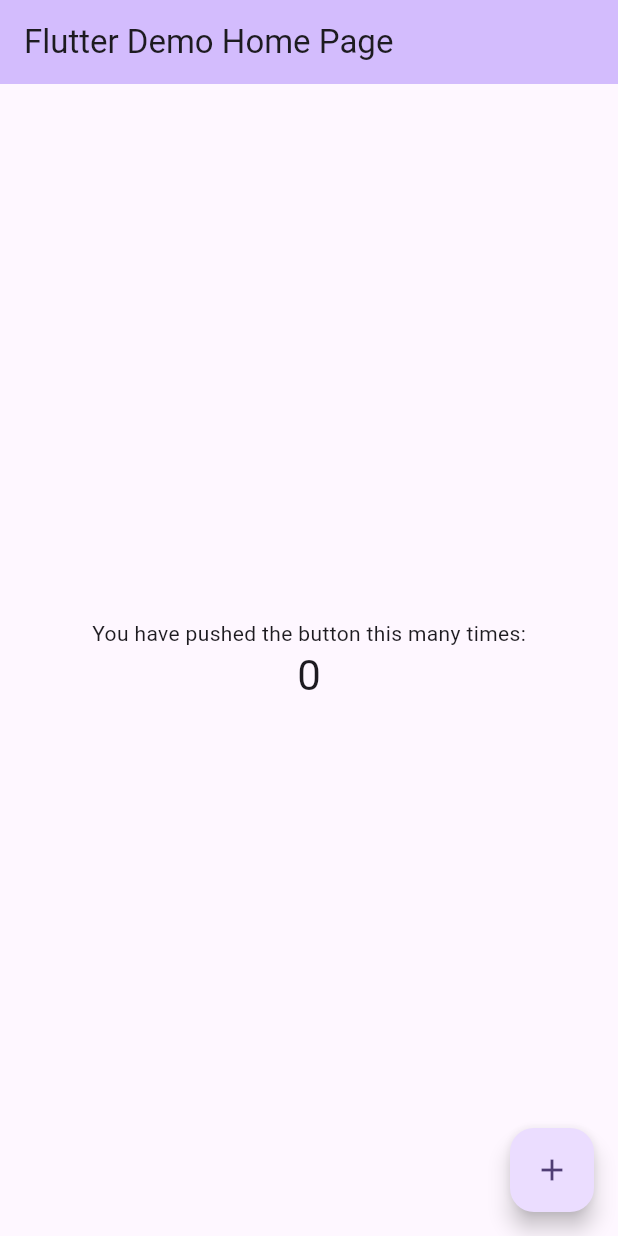
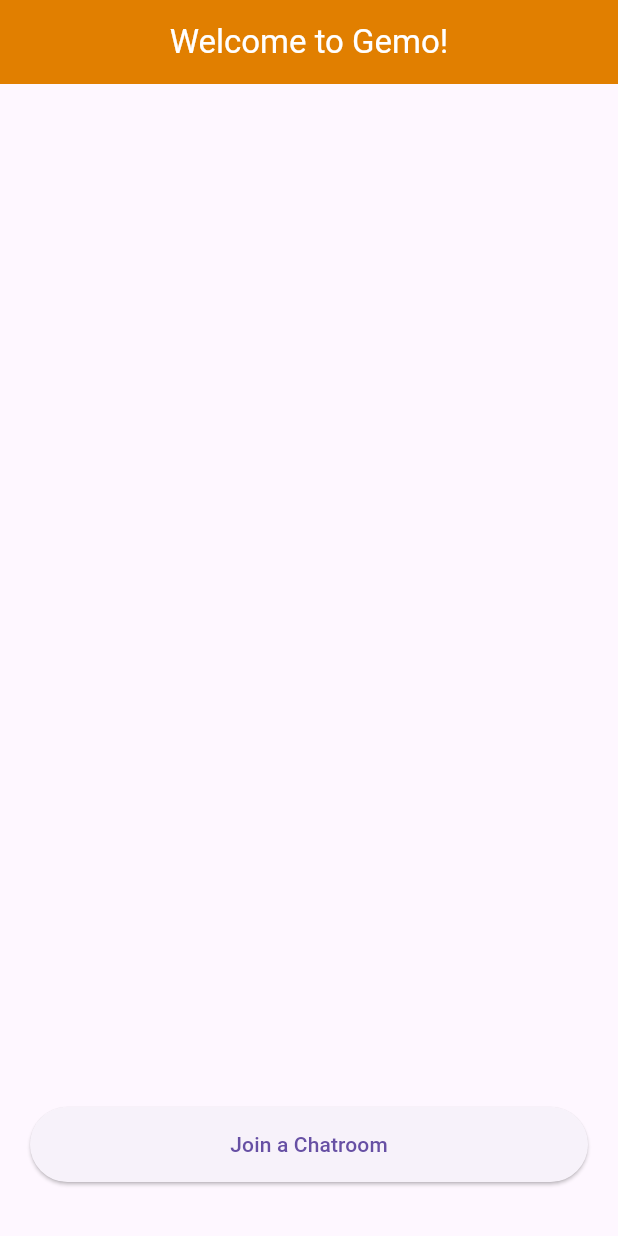
Before and after one commit to ParkerWilliams1/gemo, a Flutter app: the screen it shows after launch, on a phone screen of 412 x 824 dp. Run offline on Flutter 3.47's test engine with Material 3 defaults, Android fonts, the phone set to English and light mode, and no system bars.

Commit message:
Richard files

```diff
--- /dev/null
+++ b/lib/home_screen.dart
@@ -0,0 +1,32 @@
+import 'package:flutter/material.dart';
+import 'package:gemo/chatroom_screen.dart';
+
+class HomeScreen extends StatelessWidget {
+  static const routeName = '/home';
+  const HomeScreen({super.key});
+
+  @override
+  Widget build(BuildContext context) {
+    return Scaffold(
+      appBar: AppBar(
+        title: const Text('Welcome to Gemo!'),
+        centerTitle: true,
+        foregroundColor: const Color.fromARGB(255, 255, 255, 255),
+        backgroundColor: const Color.fromARGB(255, 225, 127, 0),
+      ),
+      floatingActionButtonLocation: FloatingActionButtonLocation.centerFloat,
+      floatingActionButton: Container(
+        height: 50,
+        margin: const EdgeInsets.all(20),
+        child: ElevatedButton(
+          onPressed: () {
+            Navigator.pushNamed(context, ChatroomScreen.routeName);
+          },
+          child: const Center(
+            child: Text('Join a Chatroom'),
+          ),
+        ),
+      ),
+    );
+  }
+}
--- a/lib/main.dart
+++ b/lib/main.dart
@@ -1,125 +1,31 @@
+// Richards Edited main.dart file
 import 'package:flutter/material.dart';
+import 'welcome_screen.dart';
+import 'home_screen.dart';
+import 'chatroom_screen.dart';
 
-void main() {
+Future<void> main() async {
+  WidgetsFlutterBinding.ensureInitialized();
   runApp(const MyApp());
 }
 
 class MyApp extends StatelessWidget {
   const MyApp({super.key});
 
-  // This widget is the root of your application.
   @override
   Widget build(BuildContext context) {
     return MaterialApp(
-      title: 'Flutter Demo',
+      title: 'Gemo',
       theme: ThemeData(
-        // This is the theme of your application.
-        //
-        // TRY THIS: Try running your application with "flutter run". You'll see
-        // the application has a purple toolbar. Then, without quitting the app,
-        // try changing the seedColor in the colorScheme below to Colors.green
-        // and then invoke "hot reload" (save your changes or press the "hot
-        // reload" button in a Flutter-supported IDE, or press "r" if you used
-        // the command line to start the app).
-        //
-        // Notice that the counter didn't reset back to zero; the application
-        // state is not lost during the reload. To reset the state, use hot
-        // restart instead.
-        //
-        // This works for code too, not just values: Most code changes can be
-        // tested with just a hot reload.
-        colorScheme: ColorScheme.fromSeed(seedColor: Colors.deepPurple),
-        useMaterial3: true,
+        primarySwatch: Colors.orange,
       ),
-      home: const MyHomePage(title: 'Flutter Demo Home Page'),
+      debugShowCheckedModeBanner: false,
+      initialRoute: WelcomeScreen.routeName,
+      routes: {
+        WelcomeScreen.routeName: (context) => const WelcomeScreen(),
+        HomeScreen.routeName: (context) => const HomeScreen(),
+        ChatroomScreen.routeName: (context) => const ChatroomScreen(),
+        },
     );
   }
 }
-
-class MyHomePage extends StatefulWidget {
-  const MyHomePage({super.key, required this.title});
-
-  // This widget is the home page of your application. It is stateful, meaning
-  // that it has a State object (defined below) that contains fields that affect
-  // how it looks.
-
-  // This class is the configuration for the state. It holds the values (in this
-  // case the title) provided by the parent (in this case the App widget) and
-  // used by the build method of the State. Fields in a Widget subclass are
-  // always marked "final".
-
-  final String title;
-
-  @override
-  State<MyHomePage> createState() => _MyHomePageState();
-}
-
-class _MyHomePageState extends State<MyHomePage> {
-  int _counter = 0;
-
-  void _incrementCounter() {
-    setState(() {
-      // This call to setState tells the Flutter framework that something has
-      // changed in this State, which causes it to rerun the build method below
-      // so that the display can reflect the updated values. If we changed
-      // _counter without calling setState(), then the build method would not be
-      // called again, and so nothing would appear to happen.
-      _counter++;
-    });
-  }
-
-  @override
-  Widget build(BuildContext context) {
-    // This method is rerun every time setState is called, for instance as done
-    // by the _incrementCounter method above.
-    //
-    // The Flutter framework has been optimized to make rerunning build methods
-    // fast, so that you can just rebuild anything that needs updating rather
-    // than having to individually change instances of widgets.
-    return Scaffold(
-      appBar: AppBar(
-        // TRY THIS: Try changing the color here to a specific color (to
-        // Colors.amber, perhaps?) and trigger a hot reload to see the AppBar
-        // change color while the other colors stay the same.
-        backgroundColor: Theme.of(context).colorScheme.inversePrimary,
-        // Here we take the value from the MyHomePage object that was created by
-        // the App.build method, and use it to set our appbar title.
-        title: Text(widget.title),
-      ),
-      body: Center(
-        // Center is a layout widget. It takes a single child and positions it
-        // in the middle of the parent.
-        child: Column(
-          // Column is also a layout widget. It takes a list of children and
-          // arranges them vertically. By default, it sizes itself to fit its
-          // children horizontally, and tries to be as tall as its parent.
-          //
-          // Column has various properties to control how it sizes itself and
-          // how it positions its children. Here we use mainAxisAlignment to
-          // center the children vertically; the main axis here is the vertical
-          // axis because Columns are vertical (the cross axis would be
-          // horizontal).
-          //
-          // TRY THIS: Invoke "debug painting" (choose the "Toggle Debug Paint"
-          // action in the IDE, or press "p" in the console), to see the
-          // wireframe for each widget.
-          mainAxisAlignment: MainAxisAlignment.center,
-          children: <Widget>[
-            const Text(
-              'You have pushed the button this many times:',
-            ),
-            Text(
-              '$_counter',
-              style: Theme.of(context).textTheme.headlineMedium,
-            ),
-          ],
-        ),
-      ),
-      floatingActionButton: FloatingActionButton(
-        onPressed: _incrementCounter,
-        tooltip: 'Increment',
-        child: const Icon(Icons.add),
-      ), // This trailing comma makes auto-formatting nicer for build methods.
-    );
-  }
-}
```
Also changed, not shown: lib/chatroom_screen.dart (added, +25 -0 lines), lib/welcome_screen.dart (added, +35 -0 lines), pubspec.lock.
